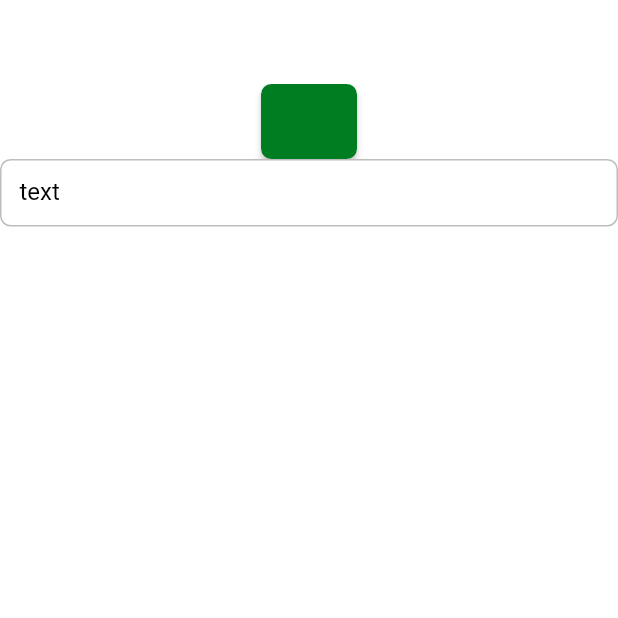
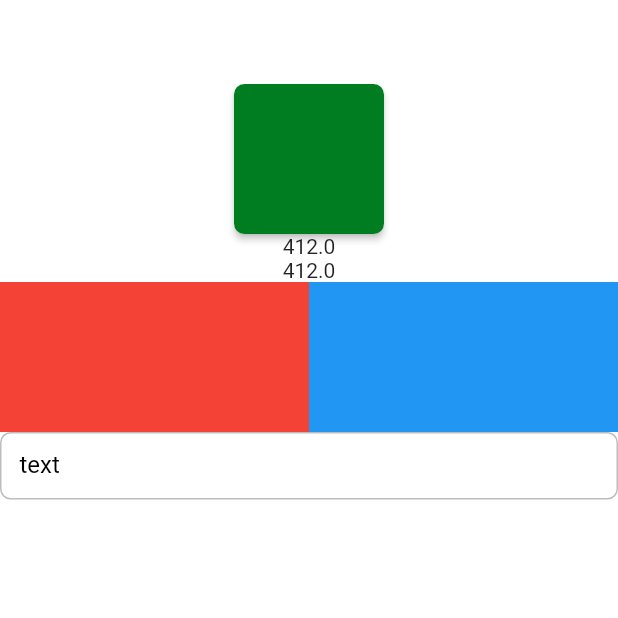
Before and after one commit to danielbrunobz/dw9_delivery_app, a Flutter app: the screen it shows after launch, on a phone screen of 412 x 824 dp, the top half of it. Run offline on Flutter 3.47's test engine with Material 2 defaults, Android fonts, the phone set to English and light mode, and no system bars; our stand-ins replace dio; Roboto replaces fonts that are missing (mplus1).

Commit message:
correção de biblioteca

```diff
--- a/lib/app/pages/splash/splash_page.dart
+++ b/lib/app/pages/splash/splash_page.dart
@@ -1,4 +1,5 @@
 import 'package:dw9_delivery_app/app/core/config/env/env.dart';
+import 'package:dw9_delivery_app/app/core/ui/helpers/size_extensions.dart';
 import 'package:dw9_delivery_app/app/core/ui/widgets/delivery_button.dart';
 import 'package:flutter/material.dart';
 
@@ -15,9 +16,26 @@ class SplashPage extends StatelessWidget {
         children: [
           Container(),
           DeliveryButton(
+            width: 100,
+            heigth: 100,
             label: Env.i['backend_base_url'] ?? '',
             onPressed: (){},
           ),
+          Text(MediaQuery.of(context).size.width.toString()),
+          Text(context.screenWidth.toString()),
+          Row(
+            children: [
+              Container(color: Colors.red,
+              width: context.percentWidth(.5),
+                height: 100,
+              ),
+              Container(color: Colors.blue,
+                width: context.percentWidth(.5),
+                height: 100,
+              ),
+            ],
+          ),
+
           TextFormField(
             decoration: InputDecoration(labelText: 'text'),
           ),
```
Also changed, not shown: lib/app/core/rest_client/custom_dio.dart (+10 -1 lines), lib/app/core/ui/helpers/size_extensions.dart (added, +9 -0 lines).
